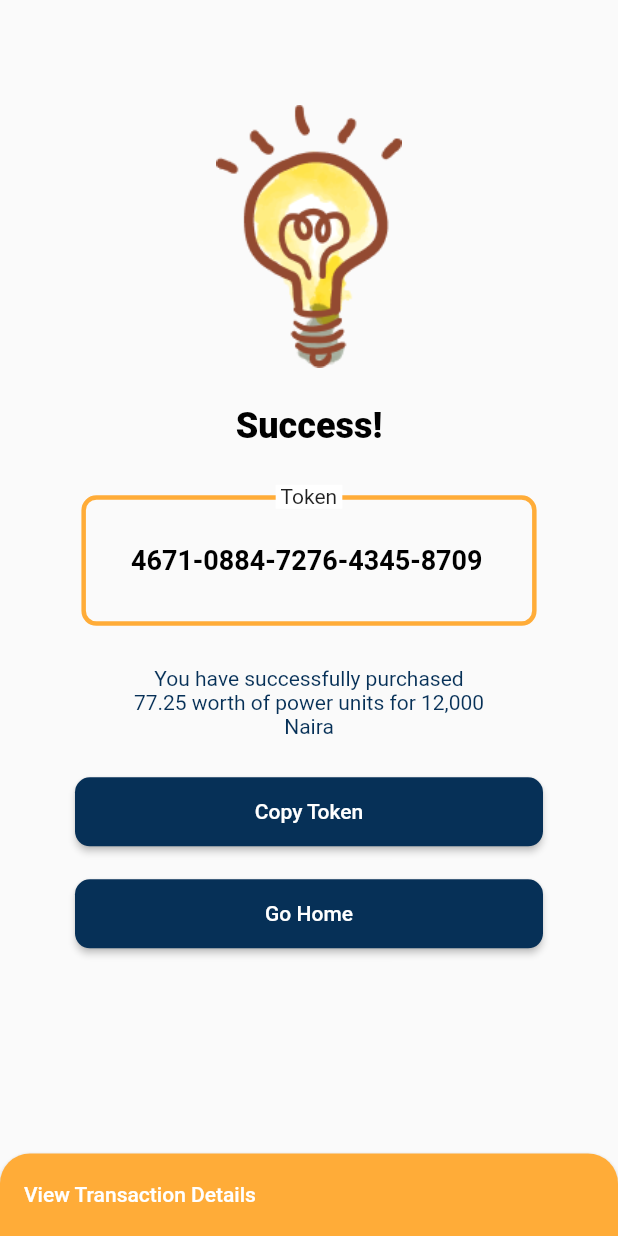
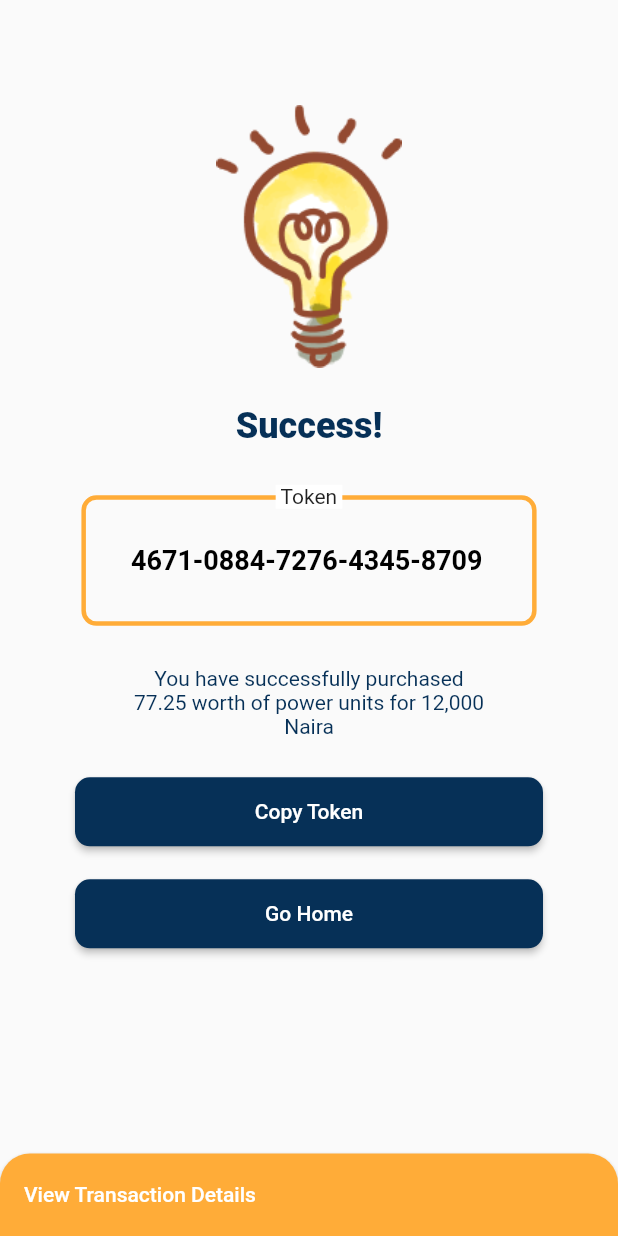
Before and after one commit to shubie/SuccesfulPurchase, a Flutter app: the screen it shows after launch, on a phone screen of 412 x 824 dp. Run offline on Flutter 3.47's test engine with Material 2 defaults, Android fonts, the phone set to English and light mode, and no system bars; our stand-ins replace flushbar.

Commit message:
changes color

```diff
--- a/lib/main.dart
+++ b/lib/main.dart
@@ -38,7 +38,7 @@ class SuccesfulPurchase extends StatelessWidget {
                 padding: const EdgeInsets.all(25.0),
                 child: Text("Success!",
                     style: TextStyle(
-                        color: Colors.black,
+                        color: Color(0xff063057),
                         fontSize: 24,
                         fontWeight: FontWeight.w800)),
               ),
@@ -178,7 +178,7 @@ showPowerBottomSheet(BuildContext context) => showModalBottomSheet(
               listItemContainer("Date of Transaction", "17th April, 2019"),
               listItemContainer("Transaction References", "KED12435353636"),
               listItemContainer("Token", "1234 5668 4657 3849"),
-              listItemContainer("Account Tyype", "Prepaid"),
+              listItemContainer("Account Type", "Prepaid"),
             ],
           ),
         ),
```
